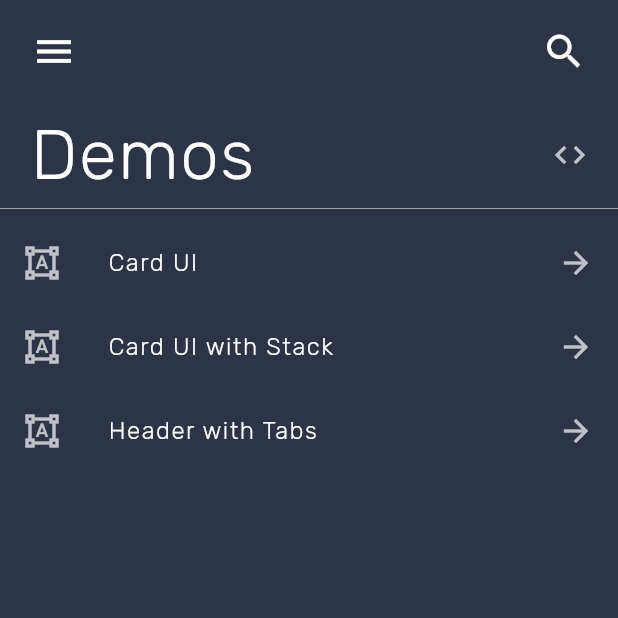
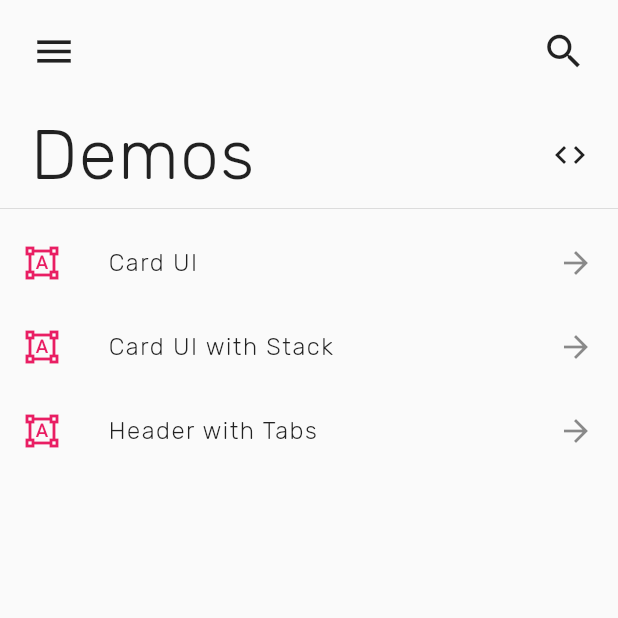
Before and after one commit to 72/Learning-Flutter, a Flutter app: the screen it shows after launch, on a phone screen of 412 x 824 dp, the top half of it. Run offline on Flutter 3.47's test engine with Material 2 defaults, Android fonts, the phone set to English and light mode, and no system bars.

Commit message:
Updating Theme Data

```diff
--- a/test_ui/lib/demo_list.dart
+++ b/test_ui/lib/demo_list.dart
@@ -24,16 +24,16 @@ class FirstDemo extends StatelessWidget {
   Widget build(BuildContext context) {
     return Container(
         child: ListTile(
-      leading: Icon(Icons.format_shapes, color: Colors.white70),
+      leading: Icon(Icons.format_shapes, color: Theme.of(context).accentColor),
       title: Text("Card UI",
           style: TextStyle(
-            color: Colors.white,
+            // color: Colors.white,
             fontSize: 16.0,
             fontFamily: 'Rubik',
             fontWeight: FontWeight.w300,
             letterSpacing: 1.0,
           )),
-      trailing: Icon(Icons.arrow_forward, color: Colors.white70),
+      trailing: Icon(Icons.arrow_forward),
       onTap: () => Navigator.push(context,
               MaterialPageRoute<void>(builder: (BuildContext context) {
             return CardUIPage();
@@ -47,16 +47,16 @@ class SecondDemo extends StatelessWidget {
   Widget build(BuildContext context) {
     return Container(
         child: ListTile(
-      leading: Icon(Icons.format_shapes, color: Colors.white70),
+      leading: Icon(Icons.format_shapes, color: Theme.of(context).accentColor),
       title: Text("Card UI with Stack",
           style: TextStyle(
-            color: Colors.white,
+            // color: Colors.white,
             fontSize: 16.0,
             fontFamily: 'Rubik',
             fontWeight: FontWeight.w300,
             letterSpacing: 1.0,
           )),
-      trailing: Icon(Icons.arrow_forward, color: Colors.white70),
+      trailing: Icon(Icons.arrow_forward),
       onTap: () => Navigator.push(context,
               MaterialPageRoute<void>(builder: (BuildContext context) {
             return CardStackPage();
@@ -70,16 +70,16 @@ class ThirdDemo extends StatelessWidget {
   Widget build(BuildContext context) {
     return Container(
         child: ListTile(
-      leading: Icon(Icons.format_shapes, color: Colors.white70),
+      leading: Icon(Icons.format_shapes, color: Theme.of(context).accentColor),
       title: Text("Header with Tabs",
           style: TextStyle(
-            color: Colors.white,
+            // color: Colors.white,
             fontSize: 16.0,
             fontFamily: 'Rubik',
             fontWeight: FontWeight.w300,
             letterSpacing: 1.0,
           )),
-      trailing: Icon(Icons.arrow_forward, color: Colors.white70),
+      trailing: Icon(Icons.arrow_forward),
       onTap: () => Navigator.push(context,
               MaterialPageRoute<void>(builder: (BuildContext context) {
             return TabsPage();
--- a/test_ui/lib/header.dart
+++ b/test_ui/lib/header.dart
@@ -18,7 +18,6 @@ class Header extends StatelessWidget {
 				IconButton(
 					icon: Icon(
 						Icons.menu,
-						//color: Colors.white70,
 						size: 30.0,
 					),
 					onPressed: (){},
@@ -26,7 +25,6 @@ class Header extends StatelessWidget {
 				IconButton(
 					icon: Icon(
 						Icons.search,
-						//color: Colors.white70,
 						size: 30.0,
 					),
 					onPressed: (){},
--- a/test_ui/lib/section_top.dart
+++ b/test_ui/lib/section_top.dart
@@ -14,7 +14,7 @@ class SectionTop extends StatelessWidget {
 			children: <Widget>[
 				Text("Demos",
 					style: TextStyle(
-						color: Colors.white,
+						// color: Colors.white,
 						fontSize: 46.0,
 						fontFamily: 'Rubik',
 						fontWeight: FontWeight.w300,
@@ -23,7 +23,7 @@ class SectionTop extends StatelessWidget {
 				),
 				Icon(
 					Icons.code,
-					color: Colors.white70,
+					// color: Colors.white70,
 					size: 24,
 				)
 			],
```
Also changed, not shown: test_ui/lib/main.dart (+31 -5 lines).
